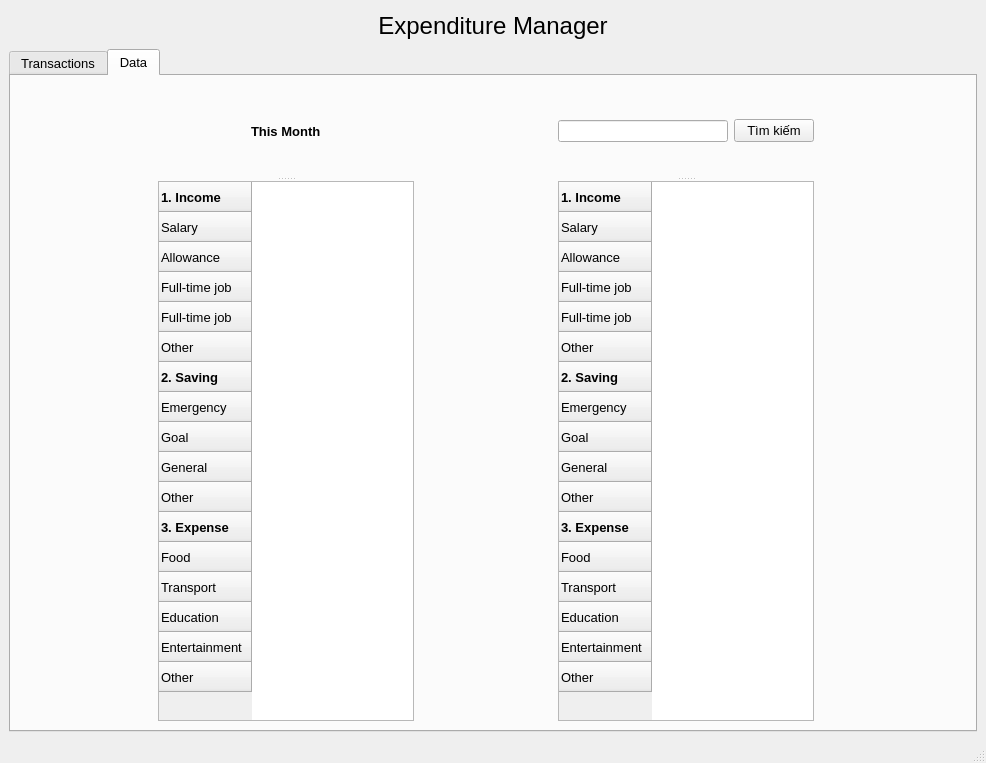
This is ui_files/Inter_MainWindow.ui in thinh-doan/Expenditure_Manager as Qt 5 draws it before an edit. The edited form follows.
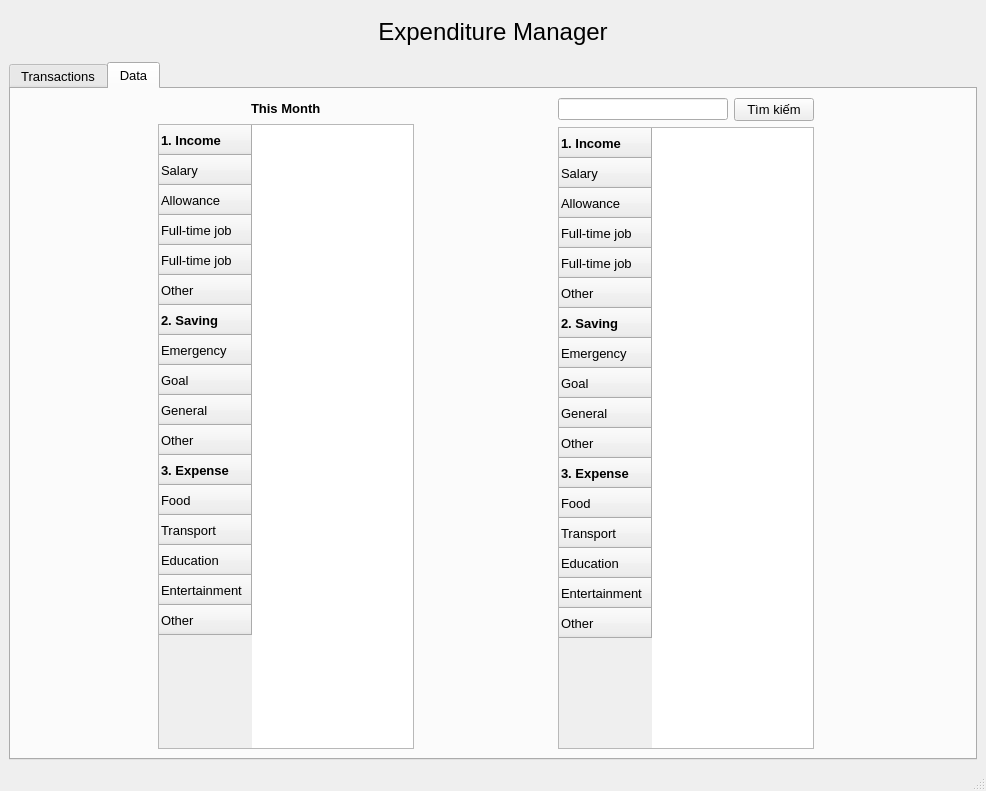
This is the edited form.

Commit message: sửa giao diện

The edit to the form file:
```diff
--- a/ui_files/Inter_MainWindow.ui
+++ b/ui_files/Inter_MainWindow.ui
@@ -7,7 +7,7 @@
     <x>0</x>
     <y>0</y>
     <width>986</width>
-    <height>763</height>
+    <height>791</height>
    </rect>
   </property>
   <property name="font">
@@ -19,7 +19,9 @@
    <string>Expenditure Manager</string>
   </property>
   <widget class="QWidget" name="centralwidget">
-   <layout class="QVBoxLayout" name="verticalLayout_3" stretch="1,20">
+   <layout class="QVBoxLayout" name="verticalLayout_6">
+    <item>
+     <layout class="QVBoxLayout" name="verticalLayout_3" stretch="1,15">
     <item>
      <layout class="QHBoxLayout" name="horizontalLayout">
       <item>
@@ -421,11 +423,8 @@
          </spacer>
         </item>
         <item>
-         <widget class="QSplitter" name="splitter_2">
-          <property name="orientation">
-           <enum>Qt::Vertical</enum>
-          </property>
-          <widget class="QWidget" name="layoutWidget">
+           <layout class="QVBoxLayout" name="verticalLayout_4">
+            <item>
            <layout class="QHBoxLayout" name="horizontalLayout_7">
             <item>
              <spacer name="horizontalSpacer_13">
@@ -467,17 +466,12 @@
              </spacer>
             </item>
            </layout>
-          </widget>
+            </item>
+            <item>
           <widget class="QTableWidget" name="tableThisMonth">
            <property name="enabled">
             <bool>true</bool>
            </property>
-           <property name="maximumSize">
-            <size>
-             <width>440</width>
-             <height>540</height>
-            </size>
-           </property>
            <property name="font">
             <font>
              <pointsize>10</pointsize>
@@ -599,7 +593,8 @@
             </property>
            </row>
           </widget>
-         </widget>
+            </item>
+           </layout>
         </item>
         <item>
          <spacer name="horizontalSpacer_16">
@@ -615,11 +610,8 @@
          </spacer>
         </item>
         <item>
-         <widget class="QSplitter" name="splitter">
-          <property name="orientation">
-           <enum>Qt::Vertical</enum>
-          </property>
-          <widget class="QWidget" name="layoutWidget">
+           <layout class="QVBoxLayout" name="verticalLayout_5">
+            <item>
            <layout class="QHBoxLayout" name="horizontalLayout_4">
             <item>
              <widget class="QLineEdit" name="txtSearch">
@@ -656,17 +648,12 @@
              </widget>
             </item>
            </layout>
-          </widget>
+            </item>
+            <item>
           <widget class="QTableWidget" name="tablePreviousMonths">
            <property name="enabled">
             <bool>true</bool>
            </property>
-           <property name="maximumSize">
-            <size>
-             <width>440</width>
-             <height>540</height>
-            </size>
-           </property>
            <property name="font">
             <font>
              <pointsize>10</pointsize>
@@ -788,7 +775,8 @@
             </property>
            </row>
           </widget>
-         </widget>
+            </item>
+           </layout>
         </item>
         <item>
          <spacer name="horizontalSpacer_17">
@@ -813,6 +801,8 @@
        </layout>
       </widget>
      </widget>
+      </item>
+     </layout>
     </item>
    </layout>
   </widget>
```
Left out of the diff: 23 changed lines with no effect on the pictures. Lines whose indentation alone changed are shown as unchanged.
